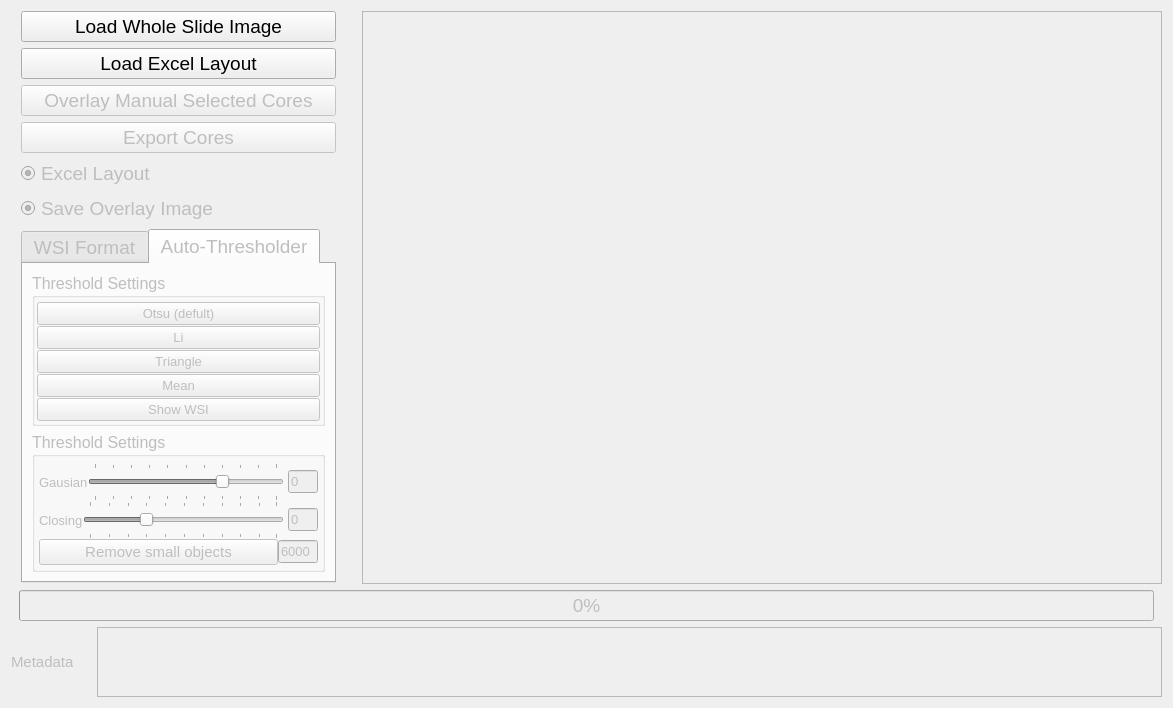
c-arthurs/QuArray, file scripts/DAB_CUT.ui: the form before one commit.
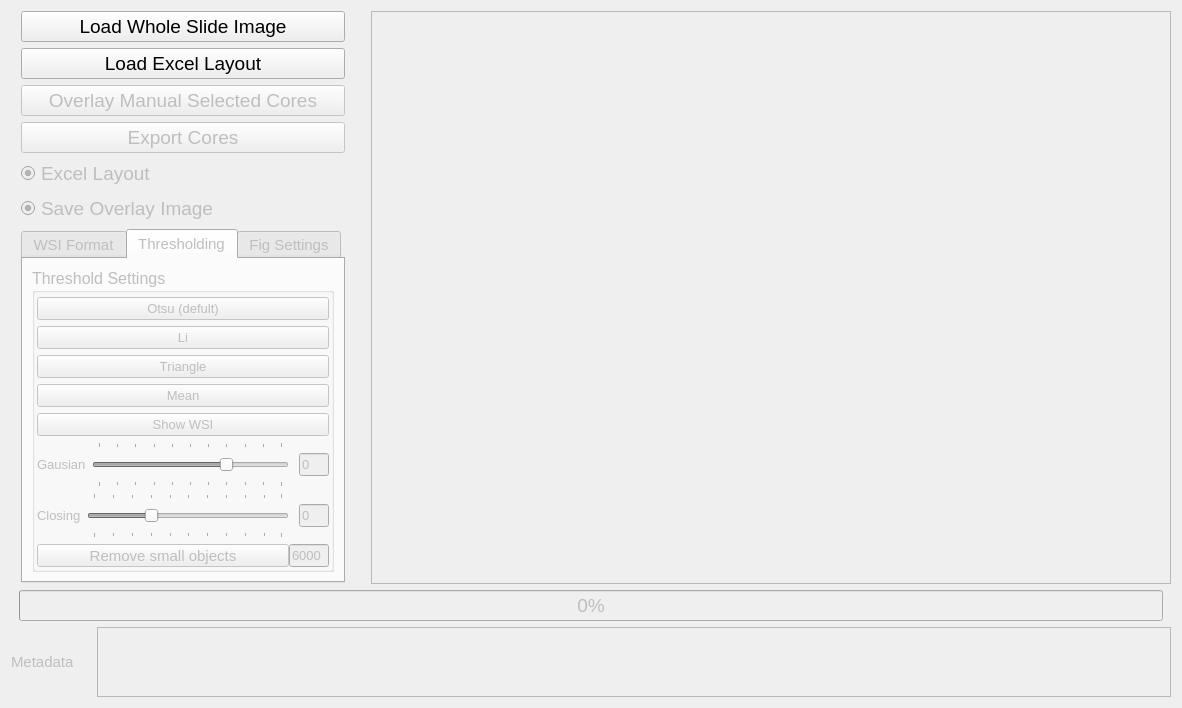
The form after the commit. The open tabs and pages were chosen to show the change.

Commit message: added extra tab and layout fixes

Patch:
```diff
--- a/scripts/DAB_CUT.ui
+++ b/scripts/DAB_CUT.ui
@@ -6,7 +6,7 @@
    <rect>
     <x>0</x>
     <y>0</y>
-    <width>1134</width>
+    <width>1153</width>
     <height>708</height>
    </rect>
   </property>
@@ -154,6 +154,7 @@
          </property>
          <property name="font">
           <font>
+           <pointsize>11</pointsize>
            <kerning>false</kerning>
           </font>
          </property>
@@ -172,6 +173,9 @@
          <property name="elideMode">
           <enum>Qt::ElideLeft</enum>
          </property>
+         <property name="usesScrollButtons">
+          <bool>false</bool>
+         </property>
          <widget class="QWidget" name="tab">
           <attribute name="title">
            <string>WSI Format</string>
@@ -463,15 +467,21 @@
          </widget>
          <widget class="QWidget" name="tab_2">
           <attribute name="title">
-           <string>Auto-Thresholder</string>
+           <string>Thresholding</string>
           </attribute>
           <layout class="QVBoxLayout" name="verticalLayout_6">
            <item>
             <widget class="QGroupBox" name="groupBox_2">
+             <property name="sizePolicy">
+              <sizepolicy hsizetype="Preferred" vsizetype="MinimumExpanding">
+               <horstretch>0</horstretch>
+               <verstretch>0</verstretch>
+              </sizepolicy>
+             </property>
              <property name="minimumSize">
               <size>
                <width>0</width>
-               <height>146</height>
+               <height>229</height>
               </size>
              </property>
              <property name="font">
@@ -484,7 +494,7 @@
              </property>
              <layout class="QVBoxLayout" name="verticalLayout_8">
               <property name="spacing">
-               <number>1</number>
+               <number>-1</number>
               </property>
               <property name="leftMargin">
                <number>2</number>
@@ -500,6 +510,12 @@
               </property>
               <item>
                <widget class="QPushButton" name="otsu">
+                <property name="minimumSize">
+                 <size>
+                  <width>0</width>
+                  <height>20</height>
+                 </size>
+                </property>
                 <property name="font">
                  <font>
                   <pointsize>10</pointsize>
@@ -512,6 +528,12 @@
               </item>
               <item>
                <widget class="QPushButton" name="threshli">
+                <property name="minimumSize">
+                 <size>
+                  <width>0</width>
+                  <height>20</height>
+                 </size>
+                </property>
                 <property name="font">
                  <font>
                   <pointsize>10</pointsize>
@@ -524,6 +546,12 @@
               </item>
               <item>
                <widget class="QPushButton" name="threshtriangle">
+                <property name="minimumSize">
+                 <size>
+                  <width>0</width>
+                  <height>20</height>
+                 </size>
+                </property>
                 <property name="font">
                  <font>
                   <pointsize>10</pointsize>
@@ -536,6 +564,12 @@
               </item>
               <item>
                <widget class="QPushButton" name="threshmean">
+                <property name="minimumSize">
+                 <size>
+                  <width>0</width>
+                  <height>20</height>
+                 </size>
+                </property>
                 <property name="font">
                  <font>
                   <pointsize>10</pointsize>
@@ -551,7 +585,7 @@
                 <property name="minimumSize">
                  <size>
                   <width>0</width>
-                  <height>0</height>
+                  <height>20</height>
                  </size>
                 </property>
                 <property name="font">
@@ -564,46 +598,14 @@
                 </property>
                </widget>
               </item>
-             </layout>
-            </widget>
-           </item>
-           <item>
-            <widget class="QGroupBox" name="groupBox">
-             <property name="sizePolicy">
-              <sizepolicy hsizetype="MinimumExpanding" vsizetype="MinimumExpanding">
-               <horstretch>0</horstretch>
-               <verstretch>0</verstretch>
-              </sizepolicy>
-             </property>
-             <property name="font">
-              <font>
-               <pointsize>12</pointsize>
-              </font>
-             </property>
-             <property name="title">
-              <string>Threshold Settings</string>
-             </property>
-             <layout class="QVBoxLayout" name="verticalLayout_7">
-              <property name="spacing">
-               <number>0</number>
-              </property>
-              <property name="leftMargin">
-               <number>4</number>
-              </property>
-              <property name="topMargin">
-               <number>6</number>
-              </property>
-              <property name="rightMargin">
-               <number>4</number>
-              </property>
-              <property name="bottomMargin">
-               <number>4</number>
-              </property>
               <item>
                <layout class="QHBoxLayout" name="horizontalLayout_4">
                 <property name="sizeConstraint">
                  <enum>QLayout::SetMinimumSize</enum>
                 </property>
+                <property name="topMargin">
+                 <number>0</number>
+                </property>
                 <item>
                  <widget class="QLabel" name="label_2">
                   <property name="sizePolicy">
@@ -615,7 +617,7 @@
                   <property name="minimumSize">
                    <size>
                     <width>0</width>
-                    <height>0</height>
+                    <height>20</height>
                    </size>
                   </property>
                   <property name="font">
@@ -636,6 +638,12 @@
                     <verstretch>0</verstretch>
                    </sizepolicy>
                   </property>
+                  <property name="minimumSize">
+                   <size>
+                    <width>0</width>
+                    <height>20</height>
+                   </size>
+                  </property>
                   <property name="minimum">
                    <number>0</number>
                   </property>
@@ -674,6 +682,12 @@
                 </item>
                 <item>
                  <widget class="QLineEdit" name="gauslineEdit">
+                  <property name="minimumSize">
+                   <size>
+                    <width>0</width>
+                    <height>20</height>
+                   </size>
+                  </property>
                   <property name="maximumSize">
                    <size>
                     <width>30</width>
@@ -708,7 +722,7 @@
                   <property name="minimumSize">
                    <size>
                     <width>0</width>
-                    <height>0</height>
+                    <height>20</height>
                    </size>
                   </property>
                   <property name="font">
@@ -729,6 +743,12 @@
                     <verstretch>0</verstretch>
                    </sizepolicy>
                   </property>
+                  <property name="minimumSize">
+                   <size>
+                    <width>0</width>
+                    <height>20</height>
+                   </size>
+                  </property>
                   <property name="value">
                    <number>30</number>
                   </property>
@@ -758,6 +778,12 @@
                 </item>
                 <item>
                  <widget class="QLineEdit" name="closelineEdit">
+                  <property name="minimumSize">
+                   <size>
+                    <width>0</width>
+                    <height>20</height>
+                   </size>
+                  </property>
                   <property name="maximumSize">
                    <size>
                     <width>30</width>
@@ -786,6 +812,15 @@
                 </property>
                 <item>
                  <widget class="QPushButton" name="removesmallobjects">
+                  <property name="enabled">
+                   <bool>false</bool>
+                  </property>
+                  <property name="minimumSize">
+                   <size>
+                    <width>0</width>
+                    <height>20</height>
+                   </size>
+                  </property>
                   <property name="font">
                    <font>
                     <pointsize>11</pointsize>
@@ -798,6 +833,12 @@
                 </item>
                 <item>
                  <widget class="QLineEdit" name="smallobs_text">
+                  <property name="minimumSize">
+                   <size>
+                    <width>0</width>
+                    <height>20</height>
+                   </size>
+                  </property>
                   <property name="maximumSize">
                    <size>
                     <width>40</width>
@@ -821,6 +862,138 @@
            </item>
           </layout>
          </widget>
+         <widget class="QWidget" name="tab_3">
+          <attribute name="title">
+           <string>Fig Settings</string>
+          </attribute>
+          <layout class="QVBoxLayout" name="verticalLayout_4">
+           <item>
+            <widget class="QGroupBox" name="groupBox">
+             <property name="sizePolicy">
+              <sizepolicy hsizetype="MinimumExpanding" vsizetype="MinimumExpanding">
+               <horstretch>0</horstretch>
+               <verstretch>0</verstretch>
+              </sizepolicy>
+             </property>
+             <property name="maximumSize">
+              <size>
+               <width>16777215</width>
+               <height>16777215</height>
+              </size>
+             </property>
+             <property name="font">
+              <font>
+               <pointsize>12</pointsize>
+              </font>
+             </property>
+             <property name="title">
+              <string>Figure Settings</string>
+             </property>
+             <layout class="QGridLayout" name="gridLayout">
+              <property name="leftMargin">
+               <number>4</number>
+              </property>
+              <property name="topMargin">
+               <number>6</number>
+              </property>
+              <property name="rightMargin">
+               <number>4</number>
+              </property>
+              <property name="bottomMargin">
+               <number>4</number>
+              </property>
+              <property name="spacing">
+               <number>-1</number>
+              </property>
+              <item row="3" column="1">
+               <widget class="QLineEdit" name="resolution_edit">
+                <property name="minimumSize">
+                 <size>
+                  <width>0</width>
+                  <height>20</height>
+                 </size>
+                </property>
+                <property name="maximumSize">
+                 <size>
+                  <width>40</width>
+                  <height>16777215</height>
+                 </size>
+                </property>
+                <property name="font">
+                 <font>
+                  <pointsize>11</pointsize>
+                 </font>
+                </property>
+                <property name="text">
+                 <string>0</string>
+                </property>
+               </widget>
+              </item>
+              <item row="0" column="0" colspan="2">
+               <widget class="QRadioButton" name="radioButton">
+                <property name="minimumSize">
+                 <size>
+                  <width>0</width>
+                  <height>20</height>
+                 </size>
+                </property>
+                <property name="font">
+                 <font>
+                  <pointsize>11</pointsize>
+                 </font>
+                </property>
+                <property name="text">
+                 <string>Include Pathology</string>
+                </property>
+                <property name="checked">
+                 <bool>true</bool>
+                </property>
+                <property name="autoExclusive">
+                 <bool>false</bool>
+                </property>
+               </widget>
+              </item>
+              <item row="3" column="0">
+               <widget class="QLabel" name="label_4">
+                <property name="minimumSize">
+                 <size>
+                  <width>0</width>
+                  <height>20</height>
+                 </size>
+                </property>
+                <property name="font">
+                 <font>
+                  <pointsize>11</pointsize>
+                 </font>
+                </property>
+                <property name="text">
+                 <string>Added Resolution</string>
+                </property>
+               </widget>
+              </item>
+              <item row="4" column="0" colspan="2">
+               <widget class="QPushButton" name="export_again">
+                <property name="minimumSize">
+                 <size>
+                  <width>0</width>
+                  <height>20</height>
+                 </size>
+                </property>
+                <property name="font">
+                 <font>
+                  <pointsize>11</pointsize>
+                 </font>
+                </property>
+                <property name="text">
+                 <string>Re-export metadata and figures</string>
+                </property>
+               </widget>
+              </item>
+             </layout>
+            </widget>
+           </item>
+          </layout>
+         </widget>
         </widget>
        </item>
       </layout>
@@ -950,7 +1123,7 @@
          <rect>
           <x>0</x>
           <y>0</y>
-          <width>1018</width>
+          <width>1037</width>
           <height>77</height>
          </rect>
         </property>
```
Left out of the diff: 36 changed lines with no effect on the pictures. The commit also changes 2 other files.
